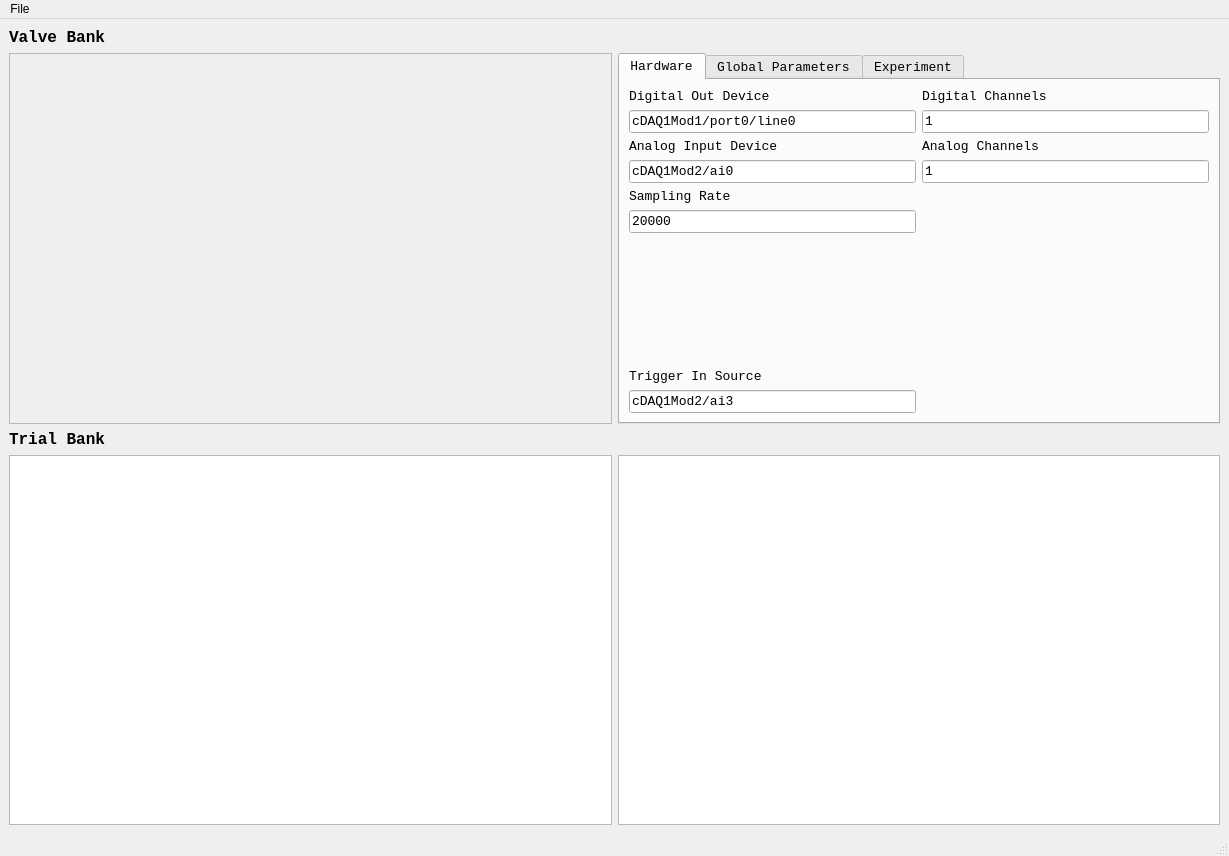
tobiasackels/PulseBoy, file PulseBoyUI.ui: the form before one commit.
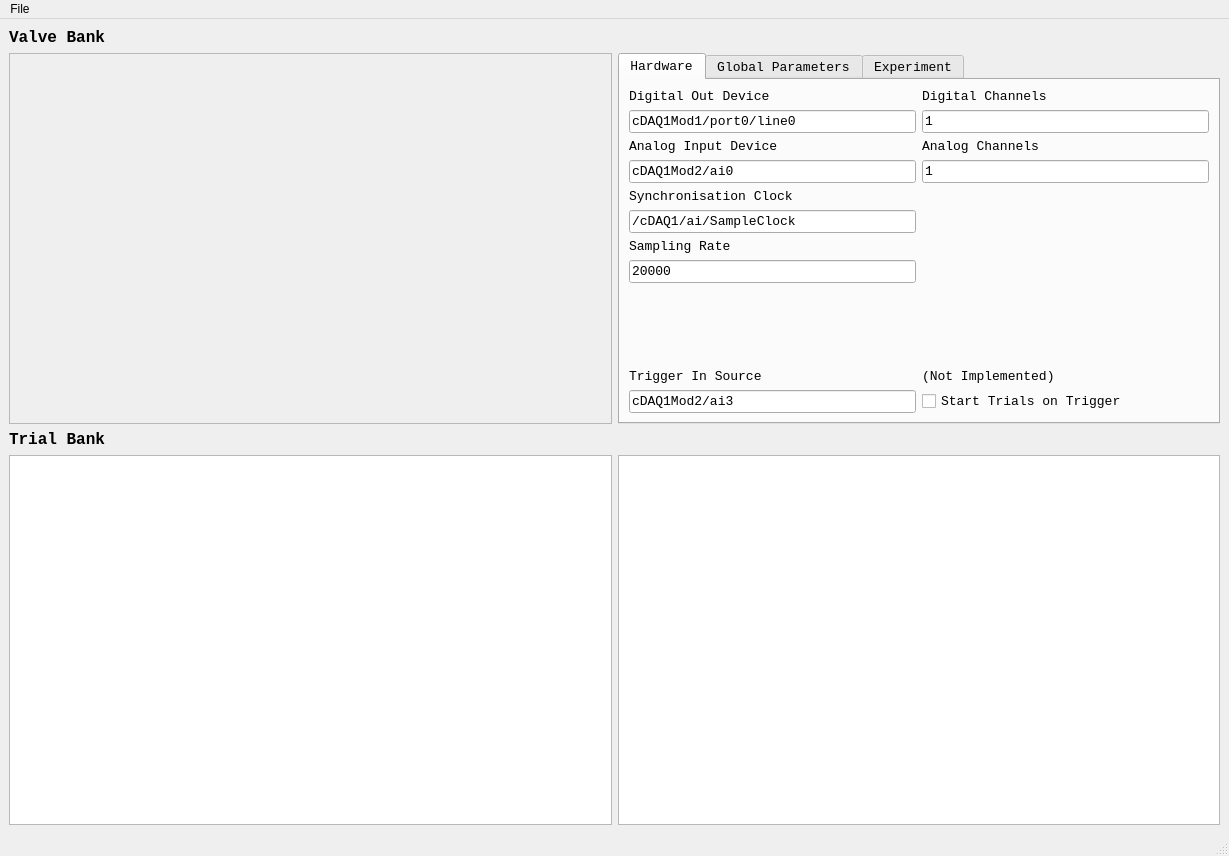
The form after the commit. The open tabs and pages were chosen to show the change. Custom widgets are drawn as their Qt base class.

Patch:
```diff
--- a/PulseBoyUI.ui
+++ b/PulseBoyUI.ui
@@ -122,7 +122,7 @@
        </font>
       </property>
       <property name="currentIndex">
-       <number>0</number>
+       <number>1</number>
       </property>
       <widget class="QWidget" name="hardwareTab">
        <attribute name="title">
@@ -136,7 +136,7 @@
           </property>
          </widget>
         </item>
-        <item row="7" column="0">
+        <item row="9" column="0">
          <widget class="QLabel" name="label_9">
           <property name="text">
            <string>Trigger In Source</string>
@@ -192,21 +192,21 @@
           </property>
          </widget>
         </item>
-        <item row="4" column="0">
+        <item row="6" column="0">
          <widget class="QLabel" name="label_5">
           <property name="text">
            <string>Sampling Rate</string>
           </property>
          </widget>
         </item>
-        <item row="5" column="0">
+        <item row="7" column="0">
          <widget class="QLineEdit" name="sampRateEdit">
           <property name="text">
            <string>20000</string>
           </property>
          </widget>
         </item>
-        <item row="6" column="0">
+        <item row="8" column="0">
          <spacer name="verticalSpacer">
           <property name="orientation">
            <enum>Qt::Vertical</enum>
@@ -219,13 +219,41 @@
           </property>
          </spacer>
         </item>
-        <item row="8" column="0">
+        <item row="10" column="1">
+         <widget class="QCheckBox" name="useTriggerCheckbox">
+          <property name="text">
+           <string>Start Trials on Trigger</string>
+          </property>
+         </widget>
+        </item>
+        <item row="4" column="0">
+         <widget class="QLabel" name="label_11">
+          <property name="text">
+           <string>Synchronisation Clock</string>
+          </property>
+         </widget>
+        </item>
+        <item row="9" column="1">
+         <widget class="QLabel" name="label_10">
+          <property name="text">
+           <string>(Not Implemented)</string>
+          </property>
+         </widget>
+        </item>
+        <item row="10" column="0">
          <widget class="QLineEdit" name="triggerInEdit">
           <property name="text">
            <string>cDAQ1Mod2/ai3</string>
           </property>
          </widget>
         </item>
+        <item row="5" column="0">
+         <widget class="QLineEdit" name="syncClockEdit">
+          <property name="text">
+           <string>/cDAQ1/ai/SampleClock</string>
+          </property>
+         </widget>
+        </item>
        </layout>
       </widget>
       <widget class="QWidget" name="globalParametersTab">
@@ -243,7 +271,7 @@
         <item row="1" column="0">
          <widget class="QLineEdit" name="globalOnsetEdit">
           <property name="text">
-           <string>0.5</string>
+           <string>0</string>
           </property>
          </widget>
         </item>
@@ -257,7 +285,7 @@
         <item row="1" column="1">
          <widget class="QLineEdit" name="globalOffsetEdit">
           <property name="text">
-           <string>0.5</string>
+           <string>0</string>
           </property>
          </widget>
         </item>
```
